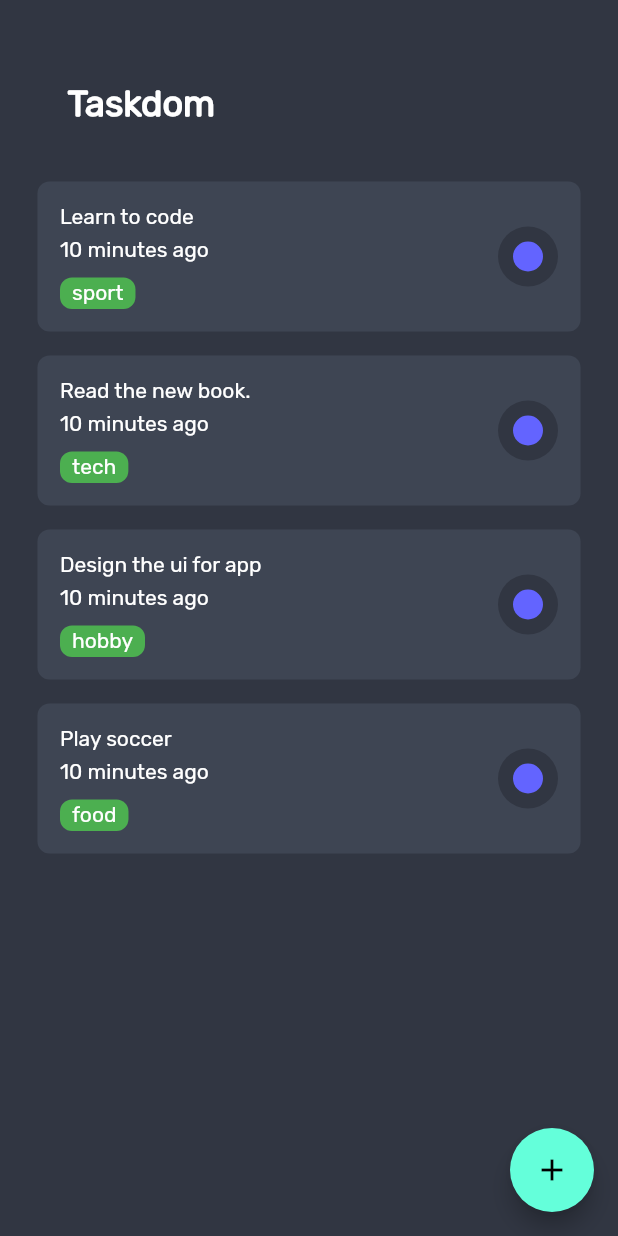
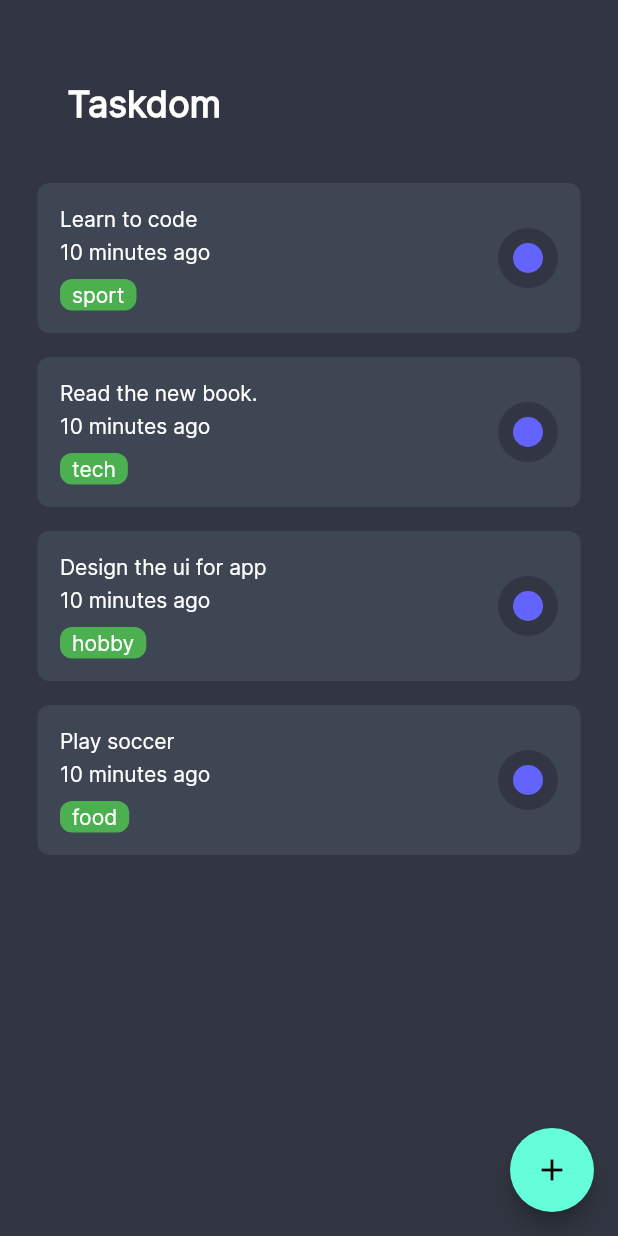
Before and after one commit to sammyodiagbe/tododorm, a Flutter app: the screen it shows after launch, on a phone screen of 412 x 824 dp. Run offline on Flutter 3.47's test engine with Material 2 defaults, Android fonts, the phone set to English and light mode, and no system bars.

Commit message:
changed font family

```diff
--- a/lib/main.dart
+++ b/lib/main.dart
@@ -15,7 +15,7 @@ class TaskApp extends StatelessWidget {
       debugShowCheckedModeBanner: false,
       theme: ThemeData.dark().copyWith(
         textTheme: ThemeData.dark().textTheme.apply(
-              fontFamily: 'Rubik',
+              fontFamily: 'Inter',
             ),
       ),
       themeMode: ThemeMode.dark,
```
